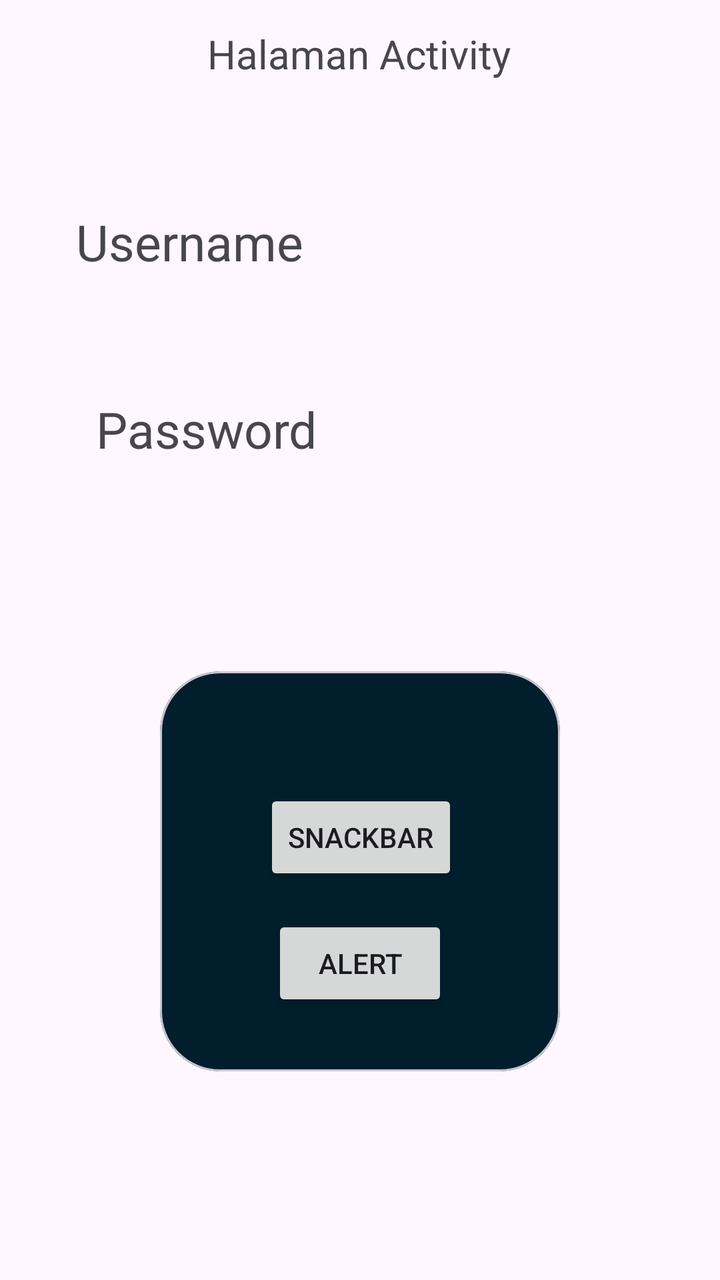
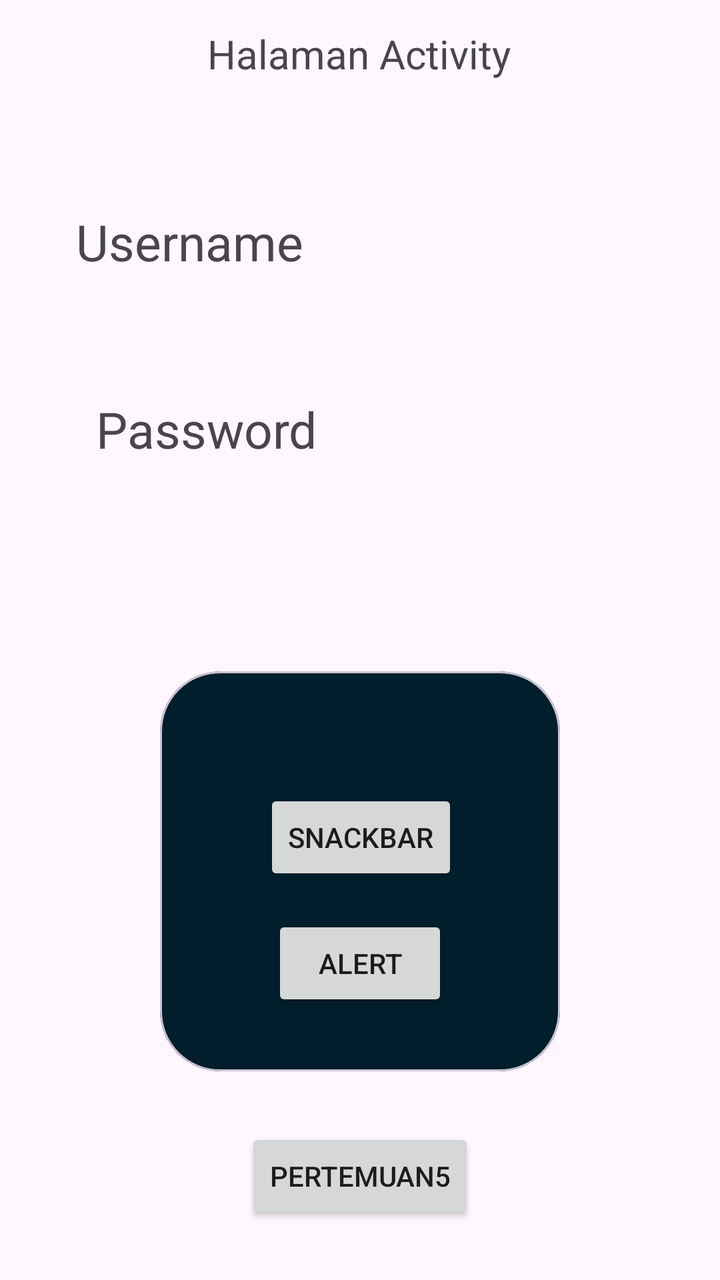

An Android layout rendered at two revisions. The XML below is the earlier revision; the diff shows what the commit changed to produce the second picture.
<!-- AndroidManifest.xml: application theme Theme.Ahmad_Project_3tia -->
<!-- res/layout/activity_main.xml -->
<?xml version="1.0" encoding="utf-8"?>
<androidx.constraintlayout.widget.ConstraintLayout xmlns:android="http://schemas.android.com/apk/res/android"
    xmlns:app="http://schemas.android.com/apk/res-auto"
    xmlns:tools="http://schemas.android.com/tools"
    android:id="@+id/main"
    android:layout_width="match_parent"
    android:layout_height="match_parent"
    tools:context=".MainActivity">

    <TextView
        android:id="@+id/texUsername"
        android:layout_width="wrap_content"
        android:layout_height="wrap_content"
        android:layout_marginTop="104dp"
        android:text="Username"
        android:textSize="25sp"
        app:layout_constraintEnd_toEndOf="parent"
        app:layout_constraintHorizontal_bias="0.154"
        app:layout_constraintStart_toStartOf="parent"
        app:layout_constraintTop_toTopOf="parent" />

    <com.google.android.material.card.MaterialCardView
        android:layout_width="200dp"
        android:layout_height="200dp"
        app:cardCornerRadius="30dp"
        app:cardBackgroundColor="@color/material_dynamic_primary10"
        app:layout_constraintBottom_toBottomOf="parent"
        app:layout_constraintEnd_toEndOf="parent"
        app:layout_constraintStart_toStartOf="parent"
        app:layout_constraintTop_toBottomOf="@+id/textPassword">

        <androidx.constraintlayout.widget.ConstraintLayout
            android:layout_width="match_parent"
            android:layout_height="match_parent"
            android:layout_margin="15dp">

            <Button
                android:id="@+id/btnSnackbar"
                android:layout_width="wrap_content"
                android:layout_height="wrap_content"
                android:layout_marginTop="44dp"
                android:text="SnackBar"
                app:layout_constraintEnd_toEndOf="parent"
                app:layout_constraintHorizontal_bias="0.505"
                app:layout_constraintStart_toStartOf="parent"
                app:layout_constraintTop_toTopOf="parent" />

            <Button
                android:id="@+id/btnAlert"
                android:layout_width="wrap_content"
                android:layout_height="wrap_content"
                android:text="Alert"
                app:layout_constraintBottom_toBottomOf="parent"
                app:layout_constraintEnd_toEndOf="parent"
                app:layout_constraintStart_toStartOf="parent"
                app:layout_constraintTop_toBottomOf="@+id/btnSnackbar" />
        </androidx.constraintlayout.widget.ConstraintLayout>


    </com.google.android.material.card.MaterialCardView>

    <TextView
        android:id="@+id/textPassword"
        android:layout_width="wrap_content"
        android:layout_height="wrap_content"
        android:layout_marginStart="48dp"
        android:layout_marginTop="60dp"
        android:text="Password"
        android:textSize="25sp"
        app:layout_constraintBottom_toBottomOf="parent"
        app:layout_constraintStart_toStartOf="parent"
        app:layout_constraintTop_toBottomOf="@+id/texUsername"
        app:layout_constraintVertical_bias="0.0" />

    <TextView
        android:id="@+id/textHalamanActivity"
        android:layout_width="wrap_content"
        android:layout_height="wrap_content"
        android:text="Halaman Activity"
        android:textSize="20sp"
        app:layout_constraintBottom_toBottomOf="parent"
        app:layout_constraintEnd_toEndOf="parent"
        app:layout_constraintHorizontal_bias="0.498"
        app:layout_constraintStart_toStartOf="parent"
        app:layout_constraintTop_toTopOf="parent"
        app:layout_constraintVertical_bias="0.022" />



</androidx.constraintlayout.widget.ConstraintLayout>
<!-- resources referenced by this layout -->
<resources>
  <style name="Theme.Ahmad_Project_3tia" parent="Base.Theme.Ahmad_Project_3tia" />
  <style name="Base.Theme.Ahmad_Project_3tia" parent="Theme.Material3.DayNight.NoActionBar">
          
          
      </style>
</resources>

<!-- the commit's change to res/layout/activity_main.xml (unified diff, before → after) -->
@@ -20,10 +20,11 @@
         app:layout_constraintTop_toTopOf="parent" />
 
     <com.google.android.material.card.MaterialCardView
+        android:id="@+id/materialCardView"
         android:layout_width="200dp"
         android:layout_height="200dp"
+        app:cardBackgroundColor="@color/material_dynamic_primary10"
         app:cardCornerRadius="30dp"
-        app:cardBackgroundColor="@color/material_dynamic_primary10"
         app:layout_constraintBottom_toBottomOf="parent"
         app:layout_constraintEnd_toEndOf="parent"
         app:layout_constraintStart_toStartOf="parent"
@@ -85,6 +86,15 @@
         app:layout_constraintTop_toTopOf="parent"
         app:layout_constraintVertical_bias="0.022" />
 
+    <Button
+        android:id="@+id/btntolima"
+        android:layout_width="wrap_content"
+        android:layout_height="wrap_content"
+        android:text="Pertemuan5"
+        app:layout_constraintBottom_toBottomOf="parent"
+        app:layout_constraintEnd_toEndOf="parent"
+        app:layout_constraintStart_toStartOf="parent"
+        app:layout_constraintTop_toBottomOf="@+id/materialCardView" />
 
 
 </androidx.constraintlayout.widget.ConstraintLayout>
